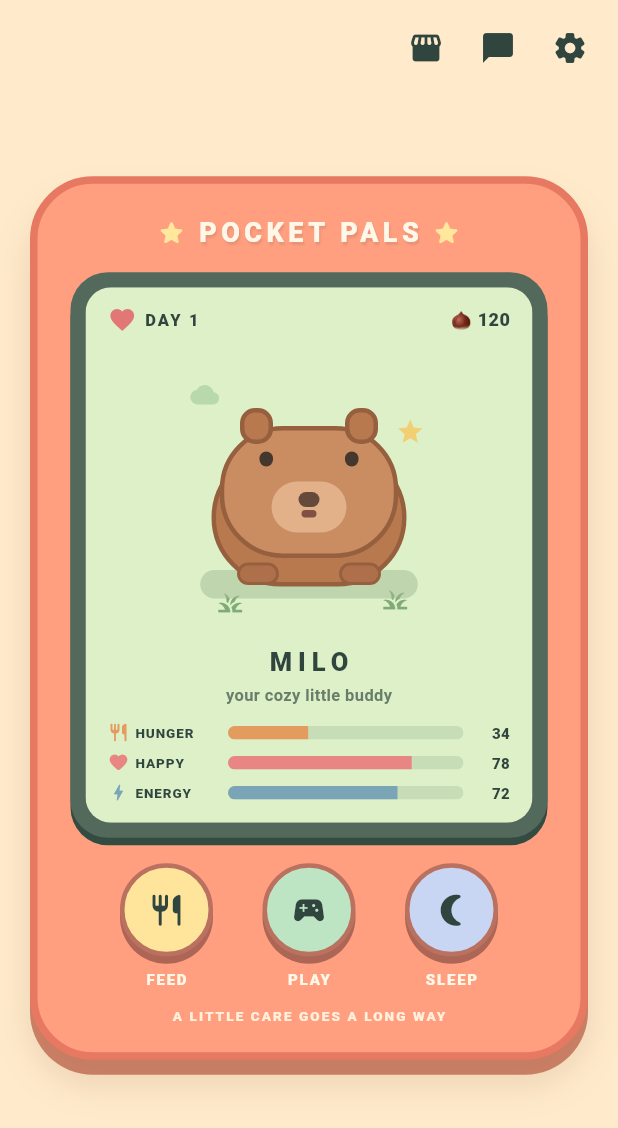
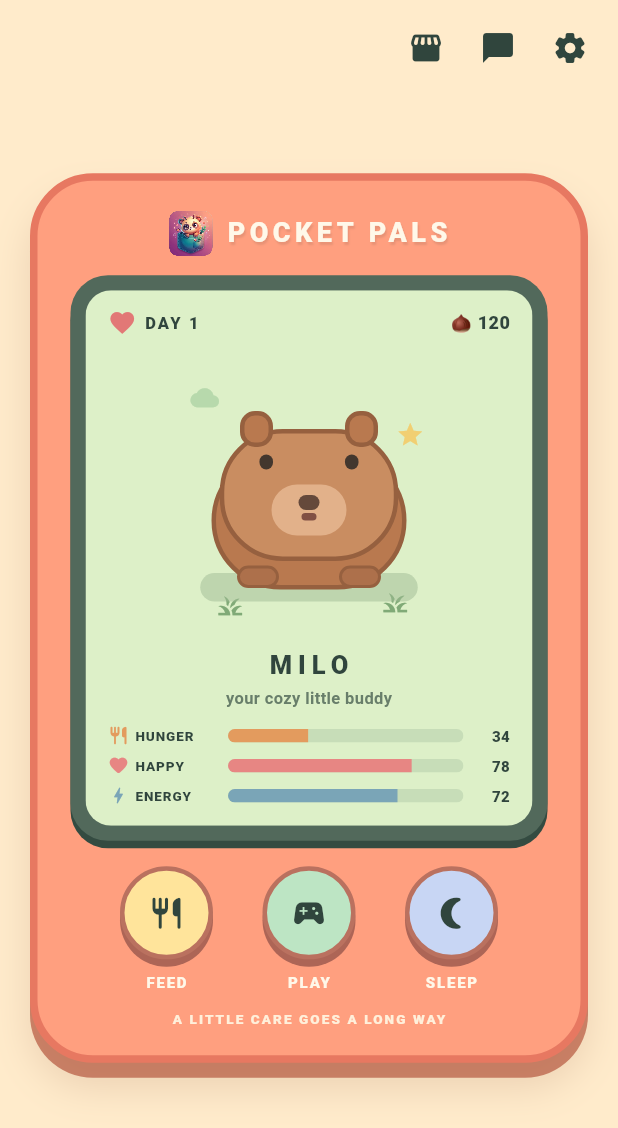
Before and after one commit to Num1s/Pocket-Pals, a Flutter app: the screen it shows after launch, after a tap on "Capybara", on a phone screen of 412 x 824 dp. Shown: the top 1128 px of the screen. Run offline on Flutter 3.47's test engine with Material 3 defaults, Android fonts, the phone set to English and light mode, and no system bars; our stand-ins replace flutter_local_notifications, flutter_riverpod, flutter_timezone, shared_preferences, timezone.

Commit message:
feat: apply Pocket Pals branding and app icons

```diff
--- a/lib/screens/pet_home_screen.dart
+++ b/lib/screens/pet_home_screen.dart
@@ -114,8 +114,13 @@ class PetHomeScreen extends ConsumerWidget {
         Row(
           mainAxisAlignment: MainAxisAlignment.center,
           children: [
-            const Icon(Icons.star_rounded, color: Color(0xFFFFE89B), size: 20),
-            const SizedBox(width: 7),
+            Image.asset(
+              'assets/images/pocket_pals_logo.png',
+              width: 30,
+              height: 30,
+              filterQuality: FilterQuality.high,
+            ),
+            const SizedBox(width: 8),
             Text(
               'POCKET PALS',
               style: TextStyle(
@@ -132,8 +137,6 @@ class PetHomeScreen extends ConsumerWidget {
                 ],
               ),
             ),
-            const SizedBox(width: 7),
-            const Icon(Icons.star_rounded, color: Color(0xFFFFE89B), size: 20),
           ],
         ),
         const SizedBox(height: 13),
--- a/lib/screens/pet_selection_screen.dart
+++ b/lib/screens/pet_selection_screen.dart
@@ -20,6 +20,15 @@ class PetSelectionScreen extends ConsumerWidget {
           child: ListView(
             padding: const EdgeInsets.fromLTRB(22, 28, 22, 24),
             children: [
+              Center(
+                child: Image.asset(
+                  'assets/images/pocket_pals_logo.png',
+                  width: 92,
+                  height: 92,
+                  filterQuality: FilterQuality.high,
+                ),
+              ),
+              const SizedBox(height: 18),
               const Text(
                 'YOUR NEW\nBEST FRIEND',
                 textAlign: TextAlign.center,
--- a/pubspec.yaml
+++ b/pubspec.yaml
@@ -62,6 +62,9 @@ flutter:
   # the material Icons class.
   uses-material-design: true
 
+  assets:
+    - assets/images/pocket_pals_logo.png
+
   # To add assets to your application, add an assets section, like this:
   # assets:
   #   - images/a_dot_burr.jpeg
```
Also changed, not shown: assets/images/pocket_pals_logo.png (added), 25 other files.
